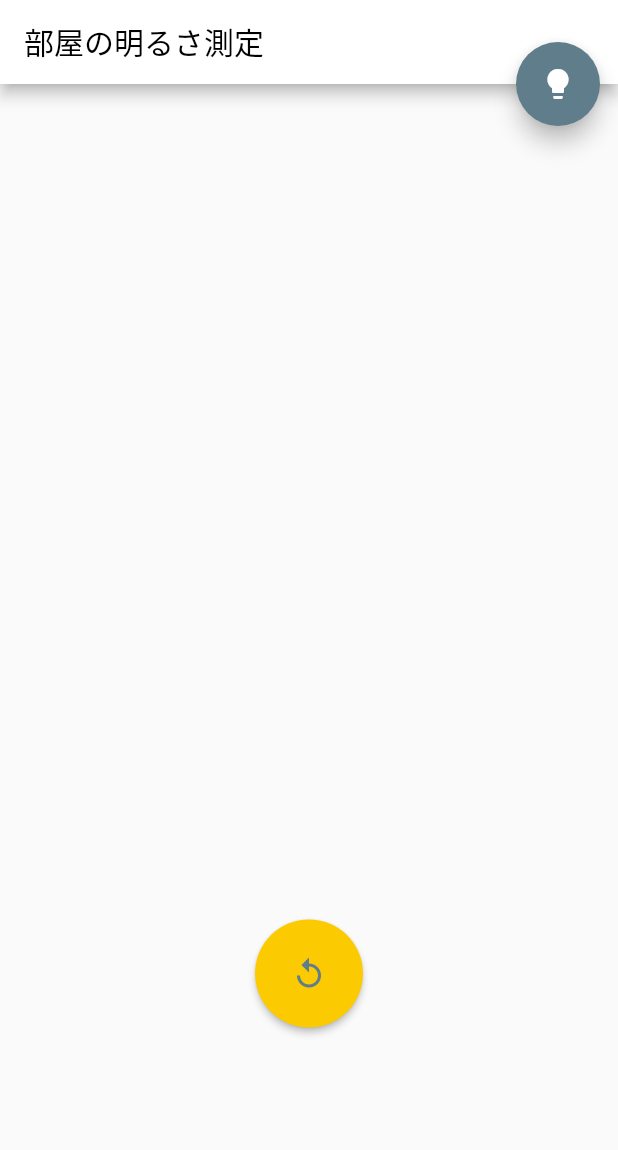
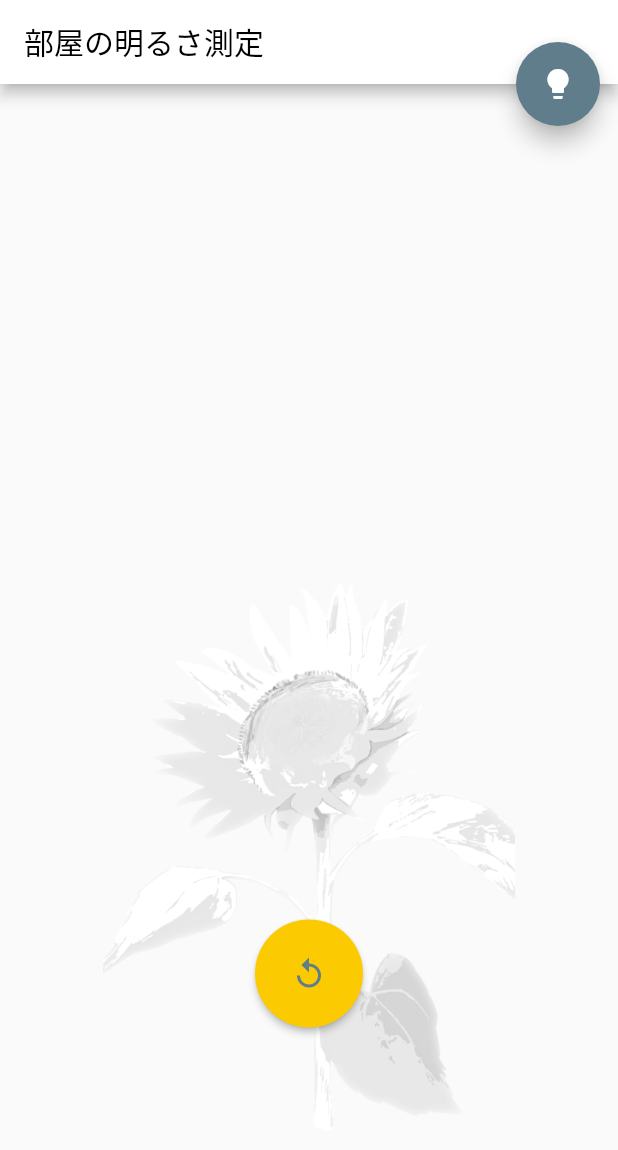
Before and after one commit to 15eb1137/malibu_orange, a Flutter app: the screen it shows after launch, on a phone screen of 412 x 824 dp. Shown: the top 1150 px of the screen. Run offline on Flutter 3.47's test engine with Material 2 defaults, Android fonts, the phone set to English and light mode, and no system bars; drawn by our look-alikes of google_mobile_ads, syncfusion_flutter_gauges; our stand-ins replace firebase_core, flutter_riverpod, freezed_annotation, go_router, shared_preferences; missing offline and left inert: environment_sensors; accounts and stored records are empty; network calls fail.

Commit message:
background imageの設定

```diff
--- a/flutter/lib/pages/brightness.dart
+++ b/flutter/lib/pages/brightness.dart
@@ -71,7 +71,14 @@ class BrightnessView extends ConsumerWidget {
     if (brightness == 0.0) reloadBrightness();
     return Scaffold(
       appBar: const AppBarComponent(title: '部屋の明るさ測定'),
-      body: SizedBox(
+      body: Stack(alignment: Alignment.bottomCenter, children: [
+        SizedBox(
+            width: MediaQuery.of(context).size.width / 1.5,
+            height: MediaQuery.of(context).size.height / 1.5,
+            child: const Image(
+                image: AssetImage('assets/images/himawari.png'),
+                fit: BoxFit.cover)),
+        SizedBox(
             width: MediaQuery.of(context).size.width,
             height: MediaQuery.of(context).size.height,
             child: Column(
@@ -85,6 +92,7 @@ class BrightnessView extends ConsumerWidget {
                       padding: const EdgeInsets.all(24),
                       child: const Icon(Icons.replay, color: Colors.blueGrey))
                 ])),
+      ]),
       floatingActionButton: FloatingActionButton(
           onPressed: () {
             final bool isDarkModeActive = themeMode == ThemeMode.dark;
```
Also changed, not shown: flutter/assets/images/bright.png (deleted), flutter/assets/images/dark.png (deleted), flutter/assets/images/failed.png (deleted), flutter/assets/images/himawari.png (added), flutter/assets/images/loading.png (deleted), flutter/assets/images/transitions.png (deleted), 3 other files. Lines whose indentation alone changed are shown as unchanged.
